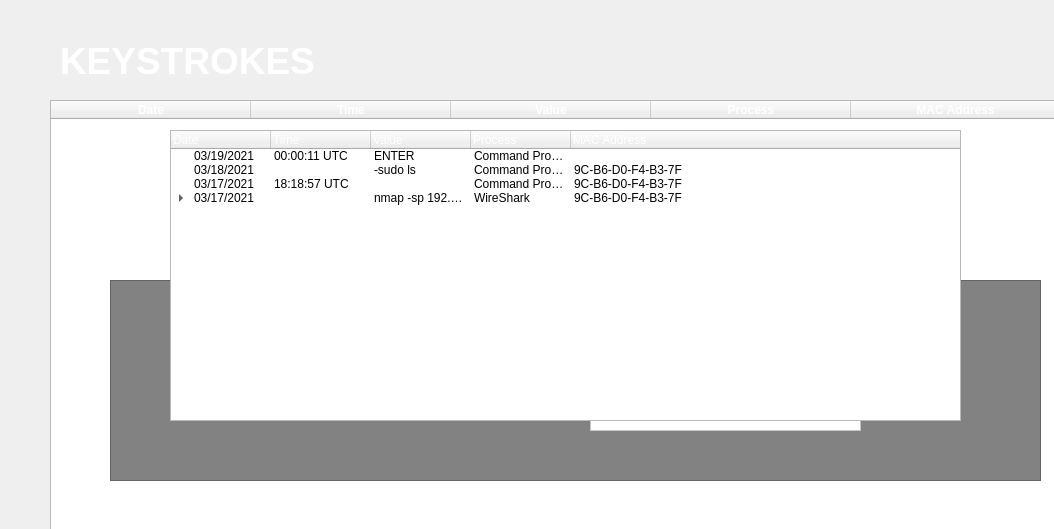
The window that src/views/KeyStrokesWidget.ui (komodo6/AVERT) describes before a commit, drawn with Qt 5.
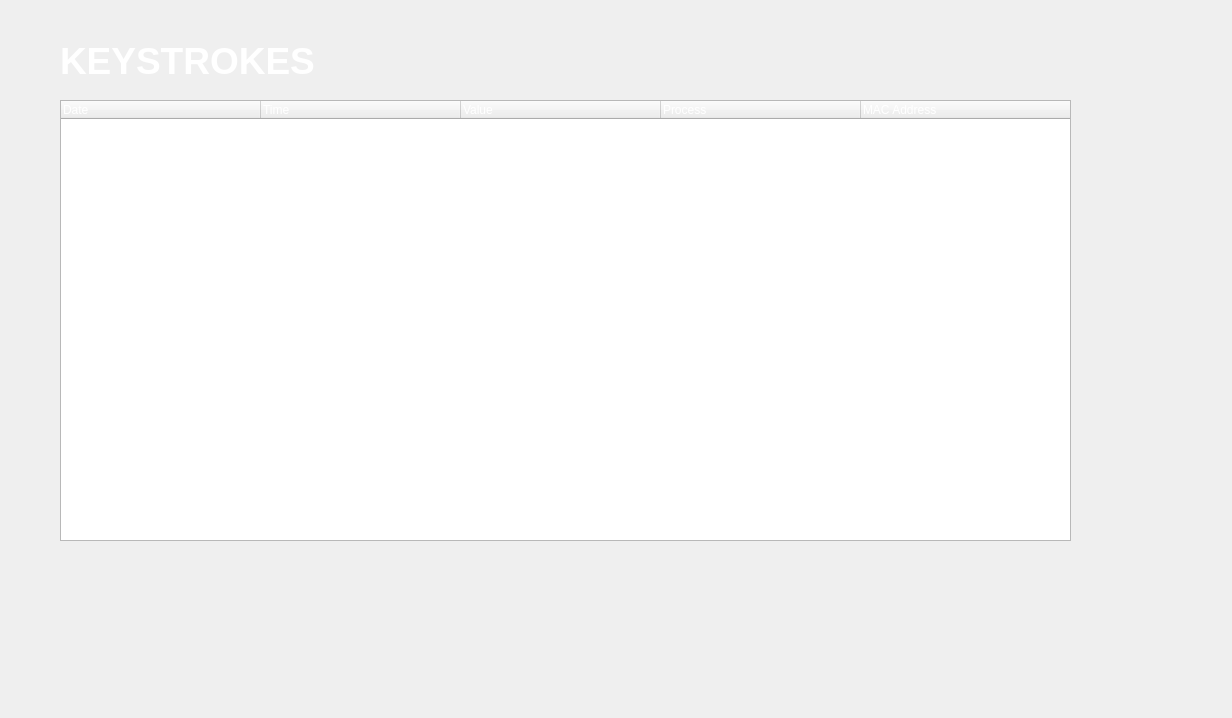
The same window after the commit.

Commit message: added expansions to keystroke table

What changed in the file:
```diff
--- a/src/views/KeyStrokesWidget.ui
+++ b/src/views/KeyStrokesWidget.ui
@@ -6,8 +6,8 @@
    <rect>
     <x>0</x>
     <y>0</y>
-    <width>1054</width>
-    <height>529</height>
+    <width>1232</width>
+    <height>718</height>
    </rect>
   </property>
   <property name="windowTitle">
@@ -36,546 +36,6 @@
     <string>KEYSTROKES</string>
    </property>
   </widget>
-  <widget class="QTableWidget" name="keystrokeTable">
-   <property name="geometry">
-    <rect>
-     <x>50</x>
-     <y>100</y>
-     <width>1011</width>
-     <height>451</height>
-    </rect>
-   </property>
-   <property name="contextMenuPolicy">
-    <enum>Qt::ActionsContextMenu</enum>
-   </property>
-   <property name="acceptDrops">
-    <bool>false</bool>
-   </property>
-   <property name="dragDropMode">
-    <enum>QAbstractItemView::DropOnly</enum>
-   </property>
-   <property name="defaultDropAction">
-    <enum>Qt::TargetMoveAction</enum>
-   </property>
-   <property name="showGrid">
-    <bool>false</bool>
-   </property>
-   <property name="gridStyle">
-    <enum>Qt::NoPen</enum>
-   </property>
-   <property name="sortingEnabled">
-    <bool>false</bool>
-   </property>
-   <property name="cornerButtonEnabled">
-    <bool>true</bool>
-   </property>
-   <attribute name="horizontalHeaderCascadingSectionResizes">
-    <bool>true</bool>
-   </attribute>
-   <attribute name="horizontalHeaderDefaultSectionSize">
-    <number>200</number>
-   </attribute>
-   <attribute name="horizontalHeaderStretchLastSection">
-    <bool>true</bool>
-   </attribute>
-   <attribute name="verticalHeaderVisible">
-    <bool>false</bool>
-   </attribute>
-   <attribute name="verticalHeaderCascadingSectionResizes">
-    <bool>true</bool>
-   </attribute>
-   <attribute name="verticalHeaderDefaultSectionSize">
-    <number>40</number>
-   </attribute>
-   <row>
-    <property name="text">
-     <string/>
-    </property>
-   </row>
-   <row>
-    <property name="text">
-     <string/>
-    </property>
-   </row>
-   <row>
-    <property name="text">
-     <string/>
-    </property>
-   </row>
-   <row>
-    <property name="text">
-     <string/>
-    </property>
-   </row>
-   <column>
-    <property name="text">
-     <string>Date</string>
-    </property>
-    <property name="font">
-     <font>
-      <weight>75</weight>
-      <bold>true</bold>
-     </font>
-    </property>
-    <property name="foreground">
-     <brush brushstyle="SolidPattern">
-      <color alpha="255">
-       <red>255</red>
-       <green>255</green>
-       <blue>255</blue>
-      </color>
-     </brush>
-    </property>
-   </column>
-   <column>
-    <property name="text">
-     <string>Time</string>
-    </property>
-    <property name="font">
-     <font>
-      <weight>75</weight>
-      <bold>true</bold>
-     </font>
-    </property>
-    <property name="foreground">
-     <brush brushstyle="SolidPattern">
-      <color alpha="255">
-       <red>255</red>
-       <green>255</green>
-       <blue>255</blue>
-      </color>
-     </brush>
-    </property>
-   </column>
-   <column>
-    <property name="text">
-     <string>Value</string>
-    </property>
-    <property name="font">
-     <font>
-      <weight>75</weight>
-      <bold>true</bold>
-     </font>
-    </property>
-    <property name="foreground">
-     <brush brushstyle="SolidPattern">
-      <color alpha="255">
-       <red>255</red>
-       <green>255</green>
-       <blue>255</blue>
-      </color>
-     </brush>
-    </property>
-   </column>
-   <column>
-    <property name="text">
-     <string>Process</string>
-    </property>
-    <property name="font">
-     <font>
-      <weight>75</weight>
-      <bold>true</bold>
-     </font>
-    </property>
-    <property name="foreground">
-     <brush brushstyle="SolidPattern">
-      <color alpha="255">
-       <red>255</red>
-       <green>255</green>
-       <blue>255</blue>
-      </color>
-     </brush>
-    </property>
-   </column>
-   <column>
-    <property name="text">
-     <string>MAC Address</string>
-    </property>
-    <property name="font">
-     <font>
-      <weight>75</weight>
-      <bold>true</bold>
-     </font>
-    </property>
-    <property name="foreground">
-     <brush brushstyle="SolidPattern">
-      <color alpha="255">
-       <red>255</red>
-       <green>255</green>
-       <blue>255</blue>
-      </color>
-     </brush>
-    </property>
-   </column>
-   <item row="0" column="0">
-    <property name="text">
-     <string>03/19/2021</string>
-    </property>
-    <property name="textAlignment">
-     <set>AlignCenter</set>
-    </property>
-    <property name="foreground">
-     <brush brushstyle="SolidPattern">
-      <color alpha="255">
-       <red>255</red>
-       <green>255</green>
-       <blue>255</blue>
-      </color>
-     </brush>
-    </property>
-   </item>
-   <item row="0" column="1">
-    <property name="text">
-     <string>00:00:11 UTC</string>
-    </property>
-    <property name="textAlignment">
-     <set>AlignCenter</set>
-    </property>
-    <property name="foreground">
-     <brush brushstyle="SolidPattern">
-      <color alpha="255">
-       <red>255</red>
-       <green>255</green>
-       <blue>255</blue>
-      </color>
-     </brush>
-    </property>
-   </item>
-   <item row="0" column="2">
-    <property name="text">
-     <string>ENTER</string>
-    </property>
-    <property name="foreground">
-     <brush brushstyle="SolidPattern">
-      <color alpha="255">
-       <red>255</red>
-       <green>255</green>
-       <blue>255</blue>
-      </color>
-     </brush>
-    </property>
-   </item>
-   <item row="0" column="3">
-    <property name="text">
-     <string>Command Prompt</string>
-    </property>
-    <property name="foreground">
-     <brush brushstyle="SolidPattern">
-      <color alpha="255">
-       <red>255</red>
-       <green>255</green>
-       <blue>255</blue>
-      </color>
-     </brush>
-    </property>
-   </item>
-   <item row="0" column="4">
-    <property name="text">
-     <string>9C-B6-D0-F4-B3-7F</string>
-    </property>
-    <property name="textAlignment">
-     <set>AlignCenter</set>
-    </property>
-    <property name="foreground">
-     <brush brushstyle="SolidPattern">
-      <color alpha="255">
-       <red>255</red>
-       <green>255</green>
-       <blue>255</blue>
-      </color>
-     </brush>
-    </property>
-   </item>
-   <item row="1" column="0">
-    <property name="text">
-     <string>03/19/2021</string>
-    </property>
-    <property name="textAlignment">
-     <set>AlignCenter</set>
-    </property>
-    <property name="foreground">
-     <brush brushstyle="SolidPattern">
-      <color alpha="255">
-       <red>255</red>
-       <green>255</green>
-       <blue>255</blue>
-      </color>
-     </brush>
-    </property>
-   </item>
-   <item row="1" column="1">
-    <property name="text">
-     <string>00:00:11 UTC</string>
-    </property>
-    <property name="textAlignment">
-     <set>AlignCenter</set>
-    </property>
-    <property name="foreground">
-     <brush brushstyle="SolidPattern">
-      <color alpha="255">
-       <red>255</red>
-       <green>255</green>
-       <blue>255</blue>
-      </color>
-     </brush>
-    </property>
-   </item>
-   <item row="1" column="2">
-    <property name="text">
-     <string>-sudo ls</string>
-    </property>
-    <property name="foreground">
-     <brush brushstyle="SolidPattern">
-      <color alpha="255">
-       <red>255</red>
-       <green>255</green>
-       <blue>255</blue>
-      </color>
-     </brush>
-    </property>
-   </item>
-   <item row="1" column="3">
-    <property name="text">
-     <string>Command Prompt</string>
-    </property>
-    <property name="foreground">
-     <brush brushstyle="SolidPattern">
-      <color alpha="255">
-       <red>255</red>
-       <green>255</green>
-       <blue>255</blue>
-      </color>
-     </brush>
-    </property>
-   </item>
-   <item row="1" column="4">
-    <property name="text">
-     <string>9C-B6-D0-F4-B3-7F</string>
-    </property>
-    <property name="textAlignment">
-     <set>AlignCenter</set>
-    </property>
-    <property name="foreground">
-     <brush brushstyle="SolidPattern">
-      <color alpha="255">
-       <red>255</red>
-       <green>255</green>
-       <blue>255</blue>
-      </color>
-     </brush>
-    </property>
-   </item>
-   <item row="2" column="0">
-    <property name="text">
-     <string>03/18/2021</string>
-    </property>
-    <property name="textAlignment">
-     <set>AlignCenter</set>
-    </property>
-    <property name="foreground">
-     <brush brushstyle="SolidPattern">
-      <color alpha="255">
-       <red>255</red>
-       <green>255</green>
-       <blue>255</blue>
-      </color>
-     </brush>
-    </property>
-   </item>
-   <item row="2" column="1">
-    <property name="text">
-     <string>18:18:57 UTC</string>
-    </property>
-    <property name="textAlignment">
-     <set>AlignCenter</set>
-    </property>
-    <property name="foreground">
-     <brush brushstyle="SolidPattern">
-      <color alpha="255">
-       <red>255</red>
-       <green>255</green>
-       <blue>255</blue>
-      </color>
-     </brush>
-    </property>
-   </item>
-   <item row="2" column="2">
-    <property name="text">
-     <string>ENTER</string>
-    </property>
-    <property name="foreground">
-     <brush brushstyle="SolidPattern">
-      <color alpha="255">
-       <red>255</red>
-       <green>255</green>
-       <blue>255</blue>
-      </color>
-     </brush>
-    </property>
-   </item>
-   <item row="2" column="3">
-    <property name="text">
-     <string>Command Prompt</string>
-    </property>
-    <property name="foreground">
-     <brush brushstyle="SolidPattern">
-      <color alpha="255">
-       <red>255</red>
-       <green>255</green>
-       <blue>255</blue>
-      </color>
-     </brush>
-    </property>
-   </item>
-   <item row="2" column="4">
-    <property name="text">
-     <string>9C-B6-D0-F4-B3-7F</string>
-    </property>
-    <property name="textAlignment">
-     <set>AlignCenter</set>
-    </property>
-    <property name="foreground">
-     <brush brushstyle="SolidPattern">
-      <color alpha="255">
-       <red>255</red>
-       <green>255</green>
-       <blue>255</blue>
-      </color>
-     </brush>
-    </property>
-   </item>
-   <item row="3" column="0">
-    <property name="text">
-     <string>03/18/2021</string>
-    </property>
-    <property name="textAlignment">
-     <set>AlignCenter</set>
-    </property>
-    <property name="foreground">
-     <brush brushstyle="SolidPattern">
-      <color alpha="255">
-       <red>255</red>
-       <green>255</green>
-       <blue>255</blue>
-      </color>
-     </brush>
-    </property>
-   </item>
-   <item row="3" column="1">
-    <property name="text">
-     <string>18:18:57 UTC</string>
-    </property>
-    <property name="textAlignment">
-     <set>AlignCenter</set>
-    </property>
-    <property name="foreground">
-     <brush brushstyle="SolidPattern">
-      <color alpha="255">
-       <red>255</red>
-       <green>255</green>
-       <blue>255</blue>
-      </color>
-     </brush>
-    </property>
-   </item>
-   <item row="3" column="2">
-    <property name="text">
-     <string>nmap -sp 192.100.1.1/24</string>
-    </property>
-    <property name="foreground">
-     <brush brushstyle="SolidPattern">
-      <color alpha="255">
-       <red>255</red>
-       <green>255</green>
-       <blue>255</blue>
-      </color>
-     </brush>
-    </property>
-   </item>
-   <item row="3" column="3">
-    <property name="text">
-     <string>WireShark</string>
-    </property>
-    <property name="foreground">
-     <brush brushstyle="SolidPattern">
-      <color alpha="255">
-       <red>255</red>
-       <green>255</green>
-       <blue>255</blue>
-      </color>
-     </brush>
-    </property>
-   </item>
-   <item row="3" column="4">
-    <property name="text">
-     <string>9C-B6-D0-F4-B3-7F</string>
-    </property>
-    <property name="textAlignment">
-     <set>AlignCenter</set>
-    </property>
-    <property name="foreground">
-     <brush brushstyle="SolidPattern">
-      <color alpha="255">
-       <red>255</red>
-       <green>255</green>
-       <blue>255</blue>
-      </color>
-     </brush>
-    </property>
-   </item>
-  </widget>
-  <widget class="QTextEdit" name="textEdit">
-   <property name="geometry">
-    <rect>
-     <x>110</x>
-     <y>280</y>
-     <width>931</width>
-     <height>201</height>
-    </rect>
-   </property>
-   <property name="layoutDirection">
-    <enum>Qt::LeftToRight</enum>
-   </property>
-   <property name="styleSheet">
-    <string notr="true">background-color: rgb(130, 130, 130);
-</string>
-   </property>
-   <property name="readOnly">
-    <bool>true</bool>
-   </property>
-   <property name="html">
-    <string>&lt;!DOCTYPE HTML PUBLIC &quot;-//W3C//DTD HTML 4.0//EN&quot; &quot;http://www.w3.org/TR/REC-html40/strict.dtd&quot;&gt;
-&lt;html&gt;&lt;head&gt;&lt;meta name=&quot;qrichtext&quot; content=&quot;1&quot; /&gt;&lt;style type=&quot;text/css&quot;&gt;
-p, li { white-space: pre-wrap; }
-&lt;/style&gt;&lt;/head&gt;&lt;body style=&quot; font-family:'Cantarell'; font-size:11pt; font-weight:400; font-style:normal;&quot;&gt;
-&lt;p style=&quot;-qt-paragraph-type:empty; margin-top:0px; margin-bottom:0px; margin-left:0px; margin-right:0px; -qt-block-indent:0; text-indent:0px;&quot;&gt;&lt;br /&gt;&lt;/p&gt;
-&lt;p style=&quot; margin-top:0px; margin-bottom:0px; margin-left:0px; margin-right:0px; -qt-block-indent:0; text-indent:0px;&quot;&gt;&lt;span style=&quot; font-size:12pt; font-weight:600;&quot;&gt;	Process: &lt;/span&gt;&lt;span style=&quot; font-size:12pt;&quot;&gt;WireShark&lt;/span&gt;&lt;/p&gt;
-&lt;p style=&quot; margin-top:0px; margin-bottom:0px; margin-left:0px; margin-right:0px; -qt-block-indent:0; text-indent:0px;&quot;&gt;&lt;span style=&quot; font-size:12pt; font-weight:600;&quot;&gt;	Value: &lt;/span&gt;&lt;span style=&quot; font-size:12pt;&quot;&gt;nmap -sp 192.100.1.1/24&lt;/span&gt;&lt;/p&gt;
-&lt;p style=&quot; margin-top:0px; margin-bottom:0px; margin-left:0px; margin-right:0px; -qt-block-indent:0; text-indent:0px;&quot;&gt;&lt;span style=&quot; font-size:12pt; font-weight:600;&quot;&gt;	Time: &lt;/span&gt;&lt;span style=&quot; font-size:12pt;&quot;&gt;00:11:25 UTC&lt;/span&gt;&lt;/p&gt;
-&lt;p style=&quot; margin-top:0px; margin-bottom:0px; margin-left:0px; margin-right:0px; -qt-block-indent:0; text-indent:0px;&quot;&gt;&lt;span style=&quot; font-size:12pt; font-weight:600;&quot;&gt;	Date: &lt;/span&gt;&lt;span style=&quot; font-size:12pt;&quot;&gt;03/18/2021&lt;/span&gt;&lt;/p&gt;
-&lt;p style=&quot; margin-top:0px; margin-bottom:0px; margin-left:0px; margin-right:0px; -qt-block-indent:0; text-indent:0px;&quot;&gt;&lt;span style=&quot; font-size:12pt; font-weight:600;&quot;&gt;	MAC: &lt;/span&gt;&lt;span style=&quot; font-size:12pt;&quot;&gt;9C-B6-D0-F4-B3-7F&lt;/span&gt;&lt;/p&gt;
-&lt;p style=&quot; margin-top:0px; margin-bottom:0px; margin-left:0px; margin-right:0px; -qt-block-indent:0; text-indent:0px;&quot;&gt;&lt;span style=&quot; font-size:12pt; font-weight:600;&quot;&gt;	IP Address: &lt;/span&gt;&lt;span style=&quot; font-size:12pt;&quot;&gt;189.231.24.218&lt;/span&gt;&lt;/p&gt;
-&lt;p style=&quot;-qt-paragraph-type:empty; margin-top:0px; margin-bottom:0px; margin-left:0px; margin-right:0px; -qt-block-indent:0; text-indent:0px; font-size:12pt;&quot;&gt;&lt;br /&gt;&lt;/p&gt;
-&lt;p style=&quot;-qt-paragraph-type:empty; margin-top:0px; margin-bottom:0px; margin-left:0px; margin-right:0px; -qt-block-indent:0; text-indent:0px; font-size:12pt;&quot;&gt;&lt;br /&gt;&lt;/p&gt;&lt;/body&gt;&lt;/html&gt;</string>
-   </property>
-  </widget>
-  <widget class="QPlainTextEdit" name="plainTextEdit_3">
-   <property name="geometry">
-    <rect>
-     <x>590</x>
-     <y>310</y>
-     <width>271</width>
-     <height>121</height>
-    </rect>
-   </property>
-   <property name="styleSheet">
-    <string notr="true">background-color: rgb(255, 255, 255);
-color: rgb(0, 0, 0);</string>
-   </property>
-   <property name="plainText">
-    <string>Relevant keystroke that I executed yesterday</string>
-   </property>
-  </widget>
   <widget class="QLabel" name="label">
    <property name="geometry">
     <rect>
@@ -601,12 +61,48 @@
   <widget class="QTreeWidget" name="treeWidget">
    <property name="geometry">
     <rect>
-     <x>170</x>
-     <y>130</y>
-     <width>791</width>
-     <height>291</height>
+     <x>60</x>
+     <y>100</y>
+     <width>1011</width>
+     <height>441</height>
     </rect>
    </property>
+   <property name="styleSheet">
+    <string notr="true">color: white;</string>
+   </property>
+   <property name="lineWidth">
+    <number>1</number>
+   </property>
+   <property name="alternatingRowColors">
+    <bool>false</bool>
+   </property>
+   <property name="selectionMode">
+    <enum>QAbstractItemView::MultiSelection</enum>
+   </property>
+   <property name="selectionBehavior">
+    <enum>QAbstractItemView::SelectItems</enum>
+   </property>
+   <property name="uniformRowHeights">
+    <bool>false</bool>
+   </property>
+   <property name="itemsExpandable">
+    <bool>true</bool>
+   </property>
+   <property name="animated">
+    <bool>false</bool>
+   </property>
+   <property name="allColumnsShowFocus">
+    <bool>false</bool>
+   </property>
+   <property name="wordWrap">
+    <bool>true</bool>
+   </property>
+   <property name="headerHidden">
+    <bool>false</bool>
+   </property>
+   <attribute name="headerDefaultSectionSize">
+    <number>200</number>
+   </attribute>
    <column>
     <property name="text">
      <string>Date</string>
@@ -694,7 +190,7 @@
      <string>9C-B6-D0-F4-B3-7F</string>
     </property>
     <property name="textAlignment">
-     <set>AlignCenter</set>
+     <set>AlignLeading|AlignVCenter</set>
     </property>
     <property name="foreground">
      <brush brushstyle="SolidPattern">
@@ -714,7 +210,7 @@
      <string>00:12:22 UTC</string>
     </property>
     <property name="textAlignment">
-     <set>AlignCenter</set>
+     <set>AlignLeading|AlignVCenter</set>
     </property>
     <property name="foreground">
      <brush brushstyle="SolidPattern">
@@ -746,7 +242,7 @@
      <string>ENTER</string>
     </property>
     <property name="textAlignment">
-     <set>AlignCenter</set>
+     <set>AlignLeading|AlignVCenter</set>
     </property>
     <property name="foreground">
      <brush brushstyle="SolidPattern">
@@ -772,7 +268,7 @@
      <string>23:12:45 UTC</string>
     </property>
     <property name="textAlignment">
-     <set>AlignCenter</set>
+     <set>AlignLeading|AlignVCenter</set>
     </property>
     <property name="foreground">
      <brush brushstyle="SolidPattern">
@@ -792,6 +288,18 @@
     <property name="text">
      <string>9C-B6-D0-F4-B3-7F</string>
     </property>
+    <property name="foreground">
+     <brush brushstyle="SolidPattern">
+      <color alpha="255">
+       <red>255</red>
+       <green>255</green>
+       <blue>255</blue>
+      </color>
+     </brush>
+    </property>
+    <property name="flags">
+     <set>ItemIsSelectable|ItemIsDragEnabled|ItemIsDropEnabled|ItemIsUserCheckable|ItemIsEnabled|ItemIsTristate</set>
+    </property>
     <item>
      <property name="text">
       <string>Process: Wireshark</string>
```
Left out of the diff: 689 changed lines with no effect on the pictures.
